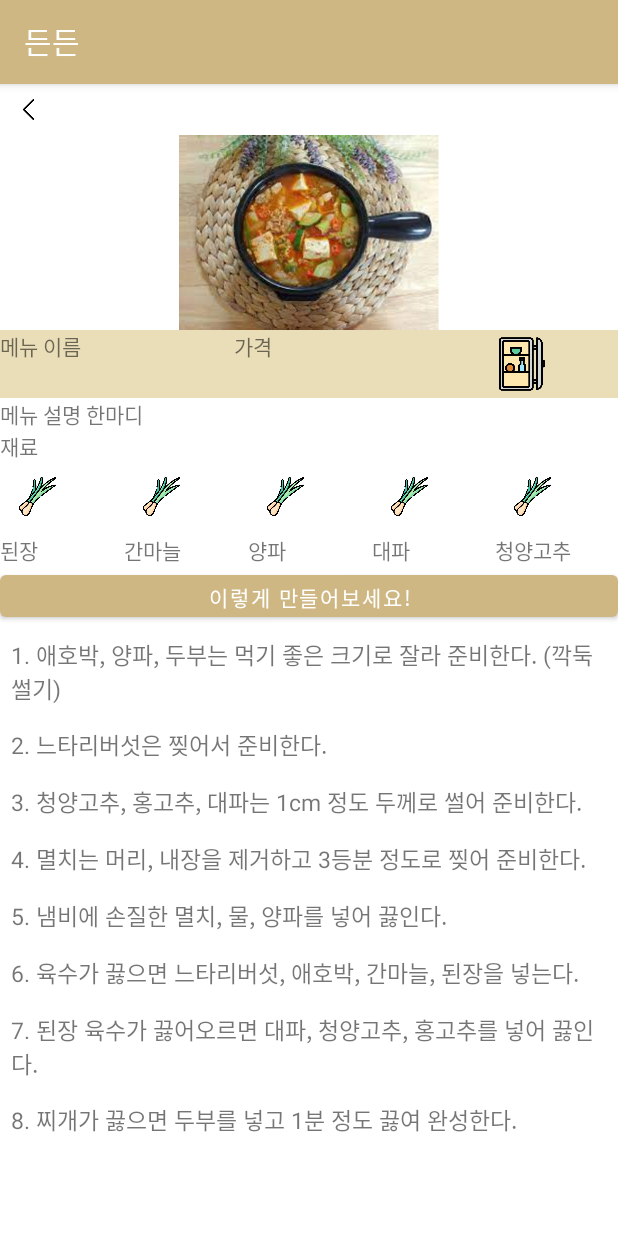
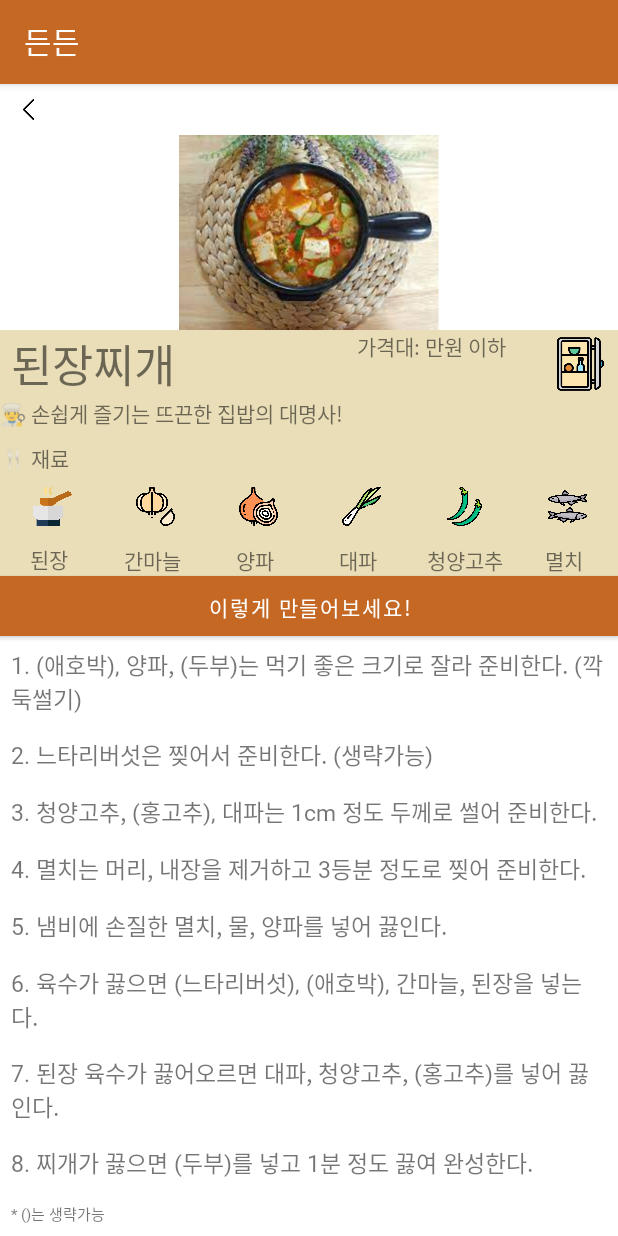
Before and after one commit to yeezze/JavaOnTheTop, an Android app: the SubActivity_menu screen opened directly, with no data from a screen before it, on a phone screen of 412 x 824 dp. Run offline under Robolectric (Android 15) with nearby library versions, the phone set to English and light mode, and no system bars.

Commit message:
11/19 혜원 서브레이아웃 디자인 로고 추가 상단바, 버튼 색상변경 아이콘 추가 텍스트 채워넣기 레이아웃 색상변경

```diff
--- a/app/src/main/java/com/apps/SubActivity_menu.java
+++ b/app/src/main/java/com/apps/SubActivity_menu.java
@@ -62,4 +62,8 @@ public class SubActivity_menu extends AppCompatActivity {
         Intent intent = new Intent(Intent.ACTION_VIEW, Uri.parse("https://www.coupang.com/np/search?component=&q=청양고추&channel=user"));
         startActivity(intent);
     }
+    public void onitembtn6Clicked(View v) {
+        Intent intent = new Intent(Intent.ACTION_VIEW, Uri.parse("https://www.coupang.com/np/search?component=&q=%EC%9C%A1%EC%88%98%EC%9A%A9+%EB%A9%B8%EC%B9%98&channel=user"));
+        startActivity(intent);
+    }
 }
--- a/app/src/main/res/layout/activity_main.xml
+++ b/app/src/main/res/layout/activity_main.xml
@@ -21,7 +21,8 @@
             android:layout_width="50dp"
             android:layout_height="50dp"
             android:layout_weight="1"
-            tools:srcCompat="@tools:sample/avatars" />
+            app:srcCompat="@drawable/logodd"
+            tools:srcCompat="@drawable/logodd" />
 
         <EditText
             android:layout_width="wrap_content"
@@ -29,7 +30,7 @@
             android:layout_weight="1"
             android:backgroundTint="#FFFFFF"
             android:fontFamily="@font/imcresoojin"
-            android:hint="검색창"
+            android:hint="🥄검색창"
 
             />
 
@@ -67,11 +68,11 @@
                     android:id="@+id/textMain"
                     android:layout_width="wrap_content"
                     android:layout_height="30dp"
+                    android:layout_weight="1"
                     android:background="@drawable/round_background"
                     android:backgroundTint="#EADEB8"
                     android:fontFamily="@font/imcresoojin"
-                    android:layout_weight="1"
-                    android:text="든든한 한끼가 당신을 기다리고 있어요♫" />
+                    android:text="👨‍🍳든든한 한끼가 당신을 기다리고 있어요👩‍🍳" />
 
                 <Spinner
                     android:id="@+id/spinner"
--- a/app/src/main/res/layout/activity_sub_menu.xml
+++ b/app/src/main/res/layout/activity_sub_menu.xml
@@ -36,11 +36,12 @@
 
         <TextView
             android:id="@+id/textView"
-            android:layout_width="wrap_content"
+            android:layout_width="214dp"
             android:layout_height="match_parent"
             android:layout_weight="1"
             android:fontFamily="@font/imcresoojin"
-            android:text="메뉴 이름" />
+            android:text=" 된장찌개"
+            android:textSize="30dp" />
 
         <TextView
             android:id="@+id/textView2"
@@ -48,7 +49,7 @@
             android:layout_height="match_parent"
             android:layout_weight="1"
             android:fontFamily="@font/imcresoojin"
-            android:text="가격" />
+            android:text="가격대: 만원 이하" />
 
         <ImageButton
             android:id="@+id/imageButton"
@@ -63,20 +64,24 @@
     <TextView
         android:id="@+id/textView3"
         android:layout_width="match_parent"
-        android:layout_height="wrap_content"
+        android:layout_height="30dp"
+        android:background="#EADEB8"
         android:fontFamily="@font/imcresoojin"
-        android:text="메뉴 설명 한마디" />
+        android:text="👨‍🍳 손쉽게 즐기는 뜨끈한 집밥의 대명사!" />
 
     <TextView
         android:id="@+id/textView4"
-        android:layout_width="43dp"
+        android:layout_width="match_parent"
         android:layout_height="19dp"
         android:layout_weight="1"
-        android:text="재료" />
+        android:background="#EADEB8"
+        android:fontFamily="@font/imcresoojin"
+        android:text="🍴 재료" />
 
     <LinearLayout
         android:layout_width="match_parent"
-        android:layout_height="match_parent">
+        android:layout_height="match_parent"
+        android:background="#EADEB8">
 
         <LinearLayout
             android:layout_width="match_parent"
@@ -87,18 +92,21 @@
             <ImageButton
                 android:id="@+id/itembtn1"
                 android:layout_width="50dp"
-                android:layout_height="50dp"
+                android:layout_height="49dp"
+                android:layout_marginLeft="10dp"
                 android:layout_weight="1"
-                android:backgroundTint="@color/white"
+                android:backgroundTint="#eadeb8"
                 android:onClick="onitembtn1Clicked"
                 android:scaleType="fitCenter"
-                app:srcCompat="@drawable/greenonion" />
+                app:srcCompat="@drawable/miso" />
 
             <TextView
                 android:id="@+id/textItem1"
                 android:layout_width="50dp"
                 android:layout_height="wrap_content"
+                android:layout_marginLeft="20dp"
                 android:layout_weight="1"
+                android:fontFamily="@font/imcresoojin"
                 android:text="된장" />
         </LinearLayout>
 
@@ -112,17 +120,20 @@
                 android:id="@+id/itembtn2"
                 android:layout_width="50dp"
                 android:layout_height="50dp"
+                android:layout_marginLeft="10dp"
                 android:layout_weight="1"
-                android:backgroundTint="@color/white"
+                android:backgroundTint="#eadeb8"
                 android:onClick="onitembtn2Clicked"
                 android:scaleType="fitCenter"
-                app:srcCompat="@drawable/greenonion" />
+                app:srcCompat="@drawable/garlic" />
 
             <TextView
                 android:id="@+id/textItem2"
                 android:layout_width="50dp"
                 android:layout_height="wrap_content"
+                android:layout_marginLeft="14dp"
                 android:layout_weight="1"
+                android:fontFamily="@font/imcresoojin"
                 android:text="간마늘" />
         </LinearLayout>
 
@@ -136,17 +147,20 @@
                 android:id="@+id/itembtn3"
                 android:layout_width="50dp"
                 android:layout_height="50dp"
+                android:layout_marginLeft="10dp"
                 android:layout_weight="1"
-                android:backgroundTint="@color/white"
+                android:backgroundTint="#eadeb8"
                 android:onClick="onitembtn3Clicked"
                 android:scaleType="fitCenter"
-                app:srcCompat="@drawable/greenonion" />
+                app:srcCompat="@drawable/onion" />
 
             <TextView
                 android:id="@+id/textItem3"
                 android:layout_width="50dp"
                 android:layout_height="wrap_content"
+                android:layout_marginLeft="20dp"
                 android:layout_weight="1"
+                android:fontFamily="@font/imcresoojin"
                 android:text="양파" />
         </LinearLayout>
 
@@ -160,17 +174,20 @@
                 android:id="@+id/itembtn4"
                 android:layout_width="50dp"
                 android:layout_height="50dp"
+                android:layout_marginLeft="10dp"
                 android:layout_weight="1"
-                android:backgroundTint="@color/white"
+                android:backgroundTint="#eadeb8"
                 android:onClick="onitembtn4Clicked"
                 android:scaleType="fitCenter"
-                app:srcCompat="@drawable/greenonion" />
+                app:srcCompat="@drawable/springonion" />
 
             <TextView
                 android:id="@+id/textItem4"
                 android:layout_width="50dp"
                 android:layout_height="wrap_content"
+                android:layout_marginLeft="20dp"
                 android:layout_weight="1"
+                android:fontFamily="@font/imcresoojin"
                 android:text="대파" />
         </LinearLayout>
 
@@ -184,18 +201,48 @@
                 android:id="@+id/itembtn5"
                 android:layout_width="50dp"
                 android:layout_height="50dp"
+                android:layout_marginLeft="10dp"
                 android:layout_weight="1"
-                android:backgroundTint="@color/white"
+                android:backgroundTint="#eadeb8"
                 android:onClick="onitembtn5Clicked"
                 android:scaleType="fitCenter"
-                app:srcCompat="@drawable/greenonion" />
+                app:srcCompat="@drawable/chilipepper" />
 
             <TextView
                 android:id="@+id/textItem5"
                 android:layout_width="wrap_content"
                 android:layout_height="wrap_content"
+                android:layout_marginLeft="10dp"
                 android:layout_weight="1"
+                android:fontFamily="@font/imcresoojin"
                 android:text="청양고추" />
+        </LinearLayout>
+
+        <LinearLayout
+            android:layout_width="match_parent"
+            android:layout_height="match_parent"
+            android:layout_weight="1"
+            android:orientation="vertical">
+
+            <ImageButton
+                android:id="@+id/itembtn6"
+                android:layout_width="50dp"
+                android:layout_height="50dp"
+                android:layout_marginLeft="10dp"
+                android:layout_weight="1"
+                android:backgroundTint="#eadeb8"
+                android:onClick="onitembtn6Clicked"
+                android:scaleType="fitCenter"
+                app:srcCompat="@drawable/anchovy" />
+
+            <TextView
+                android:id="@+id/textItem6"
+                android:layout_width="wrap_content"
+                android:layout_height="wrap_content"
+                android:layout_marginLeft="20dp"
+                android:layout_weight="1"
+                android:fontFamily="@font/imcresoojin"
+                android:text="멸치" />
         </LinearLayout>
 
     </LinearLayout>
@@ -204,6 +251,9 @@
         android:id="@+id/btnYoutube"
         android:layout_width="match_parent"
         android:layout_height="40dp"
+        android:background="#C56824"
+        android:backgroundTint="#C56824"
+        android:fontFamily="@font/imcresoojin"
         android:onClick="onBtnYoutubeClicked"
         android:text="이렇게 만들어보세요!" />
 
@@ -212,7 +262,8 @@
         android:layout_width="match_parent"
         android:layout_height="wrap_content"
         android:layout_margin="7dp"
-        android:text="1. 애호박, 양파, 두부는 먹기 좋은 크기로 잘라 준비한다. (깍둑썰기)"
+        android:fontFamily="@font/imcresoojin"
+        android:text="1. (애호박), 양파, (두부)는 먹기 좋은 크기로 잘라 준비한다. (깍둑썰기)"
         android:textSize="15dp" />
 
     <TextView
@@ -220,7 +271,8 @@
         android:layout_width="match_parent"
         android:layout_height="wrap_content"
         android:layout_margin="7dp"
-        android:text="2. 느타리버섯은 찢어서 준비한다."
+        android:fontFamily="@font/imcresoojin"
+        android:text="2. 느타리버섯은 찢어서 준비한다. (생략가능)"
         android:textSize="15dp" />
 
     <TextView
@@ -228,7 +280,8 @@
         android:layout_width="match_parent"
         android:layout_height="wrap_content"
         android:layout_margin="7dp"
-        android:text="3. 청양고추, 홍고추, 대파는 1cm 정도 두께로 썰어 준비한다."
+        android:fontFamily="@font/imcresoojin"
+        android:text="3. 청양고추, (홍고추), 대파는 1cm 정도 두께로 썰어 준비한다."
         android:textSize="15dp" />
 
     <TextView
@@ -237,6 +290,7 @@
         android:layout_height="wrap_content"
         android:layout_margin="7dp"
         android:text="4. 멸치는 머리, 내장을 제거하고 3등분 정도로 찢어 준비한다."
+        android:fontFamily="@font/imcresoojin"
         android:textSize="15dp" />
 
     <TextView
@@ -245,6 +299,7 @@
         android:layout_height="wrap_content"
         android:layout_margin="7dp"
         android:text="5. 냄비에 손질한 멸치, 물, 양파를 넣어 끓인다."
+        android:fontFamily="@font/imcresoojin"
         android:textSize="15dp" />
 
     <TextView
@@ -252,7 +307,8 @@
         android:layout_width="match_parent"
         android:layout_height="wrap_content"
         android:layout_margin="7dp"
-        android:text="6. 육수가 끓으면 느타리버섯, 애호박, 간마늘, 된장을 넣는다."
+        android:fontFamily="@font/imcresoojin"
+        android:text="6. 육수가 끓으면 (느타리버섯), (애호박), 간마늘, 된장을 넣는다."
         android:textSize="15dp" />
 
     <TextView
@@ -260,7 +316,8 @@
         android:layout_width="match_parent"
         android:layout_height="wrap_content"
         android:layout_margin="7dp"
-        android:text="7. 된장 육수가 끓어오르면 대파, 청양고추, 홍고추를 넣어 끓인다."
+        android:fontFamily="@font/imcresoojin"
+        android:text="7. 된장 육수가 끓어오르면 대파, 청양고추, (홍고추)를 넣어 끓인다."
         android:textSize="15dp" />
 
     <TextView
@@ -268,8 +325,18 @@
         android:layout_width="match_parent"
         android:layout_height="wrap_content"
         android:layout_margin="7dp"
-        android:text="8. 찌개가 끓으면 두부를 넣고 1분 정도 끓여 완성한다."
+        android:fontFamily="@font/imcresoojin"
+        android:text="8. 찌개가 끓으면 (두부)를 넣고 1분 정도 끓여 완성한다."
         android:textSize="15dp" />
+
+    <TextView
+        android:id="@+id/textView6"
+        android:layout_width="match_parent"
+        android:layout_height="wrap_content"
+        android:text="* ()는 생략가능"
+        android:fontFamily="@font/imcresoojin"
+        android:textSize="10dp"
+        android:layout_margin="7dp"/>
 
 
 </LinearLayout>
--- a/app/src/main/res/values/themes.xml
+++ b/app/src/main/res/values/themes.xml
@@ -2,7 +2,7 @@
     <!-- Base application theme. -->
     <style name="Theme.Myapp01" parent="Theme.MaterialComponents.DayNight.DarkActionBar">
         <!-- Primary brand color. -->
-        <item name="colorPrimary">#cfb784</item>
+        <item name="colorPrimary">#c56824</item>
         <item name="colorPrimaryVariant">#c56824</item>
         <item name="colorOnPrimary">@color/white</item>
         <!-- Secondary brand color. -->
```
Also changed, not shown: app/src/main/res/drawable/anchovy.png (added), app/src/main/res/drawable/chilipepper.png (added), app/src/main/res/drawable/doenjang.png (added), app/src/main/res/drawable/garlic.png (added), app/src/main/res/drawable/greenonion.png (deleted), app/src/main/res/drawable/icon1.png (deleted), app/src/main/res/drawable/lock.jpg (deleted), app/src/main/res/drawable/logo3.jpg (deleted), app/src/main/res/drawable/logodd.PNG (added), app/src/main/res/drawable/miso.png (added), app/src/main/res/drawable/onion.png (added), app/src/main/res/drawable/springonion.png (added).
